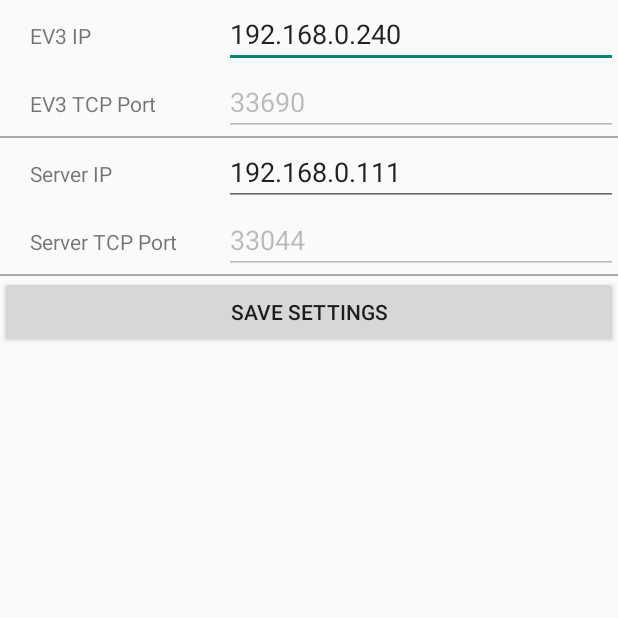
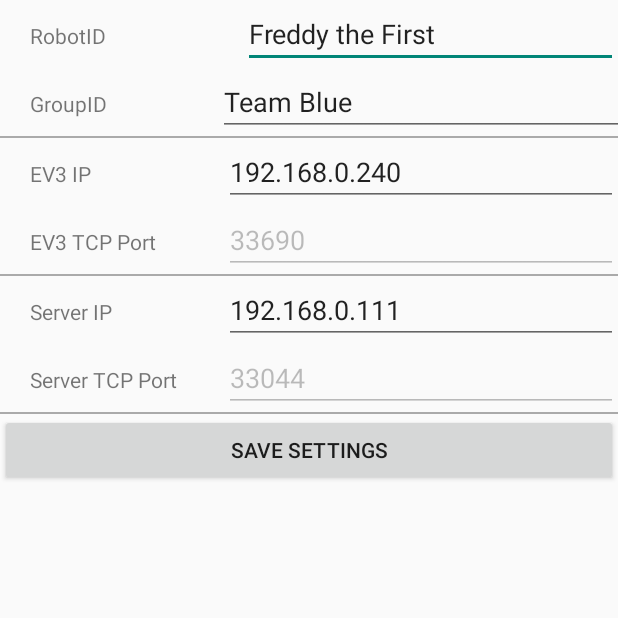
Before and after one commit to NeXT-Workshops/mindroid, an Android app: the SettingsActivity screen opened directly, with no data from a screen before it, on a phone screen of 412 x 824 dp, the top half of it. Run offline under Robolectric (Android 15) with nearby library versions, the phone set to English and light mode, and no system bars; network calls fail; 3 statements that could not run were skipped.

Commit message:
Implemented textfields to set Group- and RobotID (#12) (#24)

```diff
--- a/impl/androidApp/api/src/main/java/org/mindroid/api/robot/IRobotFactory.java
+++ b/impl/androidApp/api/src/main/java/org/mindroid/api/robot/IRobotFactory.java
@@ -20,7 +20,7 @@ public interface IRobotFactory {
     public void setMSGServerIP(String msgServerIP);
     public void setMSGServerTCPPort(int tcpPort);
 
-
+    public void setRobotID(String robotID);
 
     //TODO public void addRuleSet(HasmMap<RobotEvent,Rule> rules);
 
--- a/impl/androidApp/api/src/main/java/org/mindroid/impl/robot/Robot.java
+++ b/impl/androidApp/api/src/main/java/org/mindroid/impl/robot/Robot.java
@@ -10,6 +10,10 @@ import org.mindroid.impl.statemachine.StatemachineManager;
  * Created by Torben on 01.03.2017.
  */
 public final class Robot {
+
+
+
+    public String robotID = "No id set";
 
     private RobotConfigurator robotConfigurator = null;
 
@@ -131,4 +135,12 @@ public final class Robot {
         return robotController;
     }
 
+    public String getRobotID() {
+        return robotID;
+    }
+
+    public void setRobotID(String robotID) {
+        this.robotID = robotID;
+    }
+
 }
--- a/impl/androidApp/api/src/main/java/org/mindroid/impl/robot/RobotFactory.java
+++ b/impl/androidApp/api/src/main/java/org/mindroid/impl/robot/RobotFactory.java
@@ -199,6 +199,11 @@ public final class RobotFactory implements IRobotFactory {
     }
 
     @Override
+    public void setRobotID(String robotID) {
+        Robot.getInstance().setRobotID(robotID);
+    }
+
+    @Override
     public void addStatemachine(IStatemachine statemachine) {
         myRobot.getStatemachineManager().addStatemachine(statemachine);
     }
--- a/impl/androidApp/app/src/main/java/org/mindroid/android/app/acitivites/SettingsActivity.java
+++ b/impl/androidApp/app/src/main/java/org/mindroid/android/app/acitivites/SettingsActivity.java
@@ -20,11 +20,14 @@ public class SettingsActivity extends AppCompatActivity {
 
     private Button btn_saveSettings;
 
-    public static EditText txtEdit_EV3IP;
-    public static EditText txtEdit_ServerIP;
+    public static EditText txt_input_robotID;
+    public static EditText txt_input_groupID;
 
-    public static EditText txtEdit_EV3TCPPort;
-    public static EditText txtEdit_ServerTCPPort;
+    public static EditText txt_input_EV3IP;
+    public static EditText txt_input_ServerIP;
+
+    public static EditText txt_input_EV3TCPPort;
+    public static EditText txt_input_ServerTCPPort;
 
     public static final String DEFAULT_EV3_IP = "192.168.0.240";
     public static final String DEFAULT_SERVER_IP = "192.168.0.111";
@@ -32,6 +35,8 @@ public class SettingsActivity extends AppCompatActivity {
     public static final String DEFAULT_SERVER_TCP_PORT = ""+33044;//TODO before: NetworkPortConfig.SERVER_PORT , but creates dependency with EV3Messages
 
 
+    public static final String KEY_ROBOT_ID = "ROBOT_ID";
+    public static final String KEY_GROUP_ID = "GROUP_ID";
     public static final String KEY_EV3_IP = "KEY_EV3_IP";
     public static final String KEY_EV3_TCP_PORT = "KEY_EV3_TCP_PORT";
     public static final String KEY_SERVER_IP = "KEY_SERVER_IP";
@@ -46,34 +51,37 @@ public class SettingsActivity extends AppCompatActivity {
         btn_saveSettings = (Button) findViewById(R.id.btn_saveSettings);
 
         /** INIT TextEdit fields **/
-        txtEdit_EV3IP = (EditText) findViewById(R.id.txtEdit_EV3IP);
-        txtEdit_EV3TCPPort = (EditText) findViewById(R.id.txtEdit_EV3TCPPort);
+        txt_input_robotID = (EditText) findViewById(R.id.txt_input_robotID);
+        txt_input_groupID = (EditText) findViewById(R.id.txt_input_groupID);
 
-        txtEdit_ServerIP = (EditText) findViewById(R.id.txtEdit_ServerIP);
-        txtEdit_ServerTCPPort = (EditText) findViewById(R.id.txtEdit_ServerTCPPort);
+        txt_input_EV3IP = (EditText) findViewById(R.id.txt_input_ev3IP);
+        txt_input_EV3TCPPort = (EditText) findViewById(R.id.txt_input_EV3TCPPort);
+
+        txt_input_ServerIP = (EditText) findViewById(R.id.txt_input_ServerIP);
+        txt_input_ServerTCPPort = (EditText) findViewById(R.id.txt_input_ServerTCPPort);
 
         /** Set ports **/
-        txtEdit_EV3IP.setText(DEFAULT_EV3_IP);
-        txtEdit_EV3TCPPort.setText(DEFAULT_EV3_TCP_PORT);
+        txt_input_EV3IP.setText(DEFAULT_EV3_IP);
+        txt_input_EV3TCPPort.setText(DEFAULT_EV3_TCP_PORT);
 
-        txtEdit_ServerIP.setText(DEFAULT_SERVER_IP);
-        txtEdit_ServerTCPPort.setText(DEFAULT_SERVER_TCP_PORT);
+        txt_input_ServerIP.setText(DEFAULT_SERVER_IP);
+        txt_input_ServerTCPPort.setText(DEFAULT_SERVER_TCP_PORT);
 
         connectionProperties = MainActivity.connectionProperties;
 
         if(connectionProperties != null) {
             //Set Textfields (ipEV3,portEV3,ipServer,portServer)
             String savedVal = connectionProperties.getString(KEY_EV3_IP, DEFAULT_EV3_IP);
-            txtEdit_EV3IP.setText((savedVal.isEmpty()) ? DEFAULT_EV3_IP : savedVal);
+            txt_input_EV3IP.setText((savedVal.isEmpty()) ? DEFAULT_EV3_IP : savedVal);
 
             savedVal = connectionProperties.getString(KEY_EV3_TCP_PORT, DEFAULT_EV3_TCP_PORT);
-            txtEdit_EV3TCPPort.setText((savedVal.isEmpty()) ? DEFAULT_EV3_TCP_PORT : savedVal);
+            txt_input_EV3TCPPort.setText((savedVal.isEmpty()) ? DEFAULT_EV3_TCP_PORT : savedVal);
 
             savedVal = connectionProperties.getString(KEY_SERVER_IP, DEFAULT_SERVER_IP);
-            txtEdit_ServerIP.setText((savedVal.isEmpty()) ? DEFAULT_SERVER_IP : savedVal);
+            txt_input_ServerIP.setText((savedVal.isEmpty()) ? DEFAULT_SERVER_IP : savedVal);
 
             savedVal = connectionProperties.getString(KEY_SERVER_TCP_PORT, DEFAULT_SERVER_TCP_PORT);
-            txtEdit_ServerTCPPort.setText((savedVal.isEmpty()) ? DEFAULT_SERVER_TCP_PORT : savedVal);
+            txt_input_ServerTCPPort.setText((savedVal.isEmpty()) ? DEFAULT_SERVER_TCP_PORT : savedVal);
         }
 
         btn_saveSettings.setOnClickListener(new View.OnClickListener() {
@@ -92,12 +100,21 @@ public class SettingsActivity extends AppCompatActivity {
         e.clear();
 
         /** Data to connect to EV3 Brick **/
-        e.putString(KEY_EV3_IP,txtEdit_EV3IP.getText().toString());
+        e.putString(KEY_EV3_IP,txt_input_EV3IP.getText().toString());
         //e.putString(KEY_EV3_TCP_PORT,txtEdit_EV3TCPPort.getText().toString()); Not changeable by the user. Not neccessary to save.
 
         /** Data to connect to Server **/
-        e.putString(KEY_SERVER_IP,txtEdit_ServerIP.getText().toString());
+        e.putString(KEY_SERVER_IP,txt_input_ServerIP.getText().toString());
         //e.putString(KEY_SERVER_TCP_PORT,txtEdit_ServerTCPPort.getText().toString()); Not changeable by the user. Not neccessary to save.
+
+        /** Data to connect to EV3 Brick **/
+        e.putString(KEY_ROBOT_ID,txt_input_robotID.getText().toString());
+        //e.putString(KEY_EV3_TCP_PORT,txtEdit_EV3TCPPort.getText().toString()); Not changeable by the user. Not neccessary to save.
+
+        /** Data to connect to Server **/
+        e.putString(KEY_GROUP_ID,txt_input_ServerIP.getText().toString());
+        //e.putString(KEY_SERVER_TCP_PORT,txtEdit_ServerTCPPort.getText().toString()); Not changeable by the user. Not neccessary to save.
+
 
         e.commit();
 
--- a/impl/androidApp/app/src/main/java/org/mindroid/android/app/robodancer/Robot.java
+++ b/impl/androidApp/app/src/main/java/org/mindroid/android/app/robodancer/Robot.java
@@ -55,6 +55,7 @@ public class Robot {
         roFactory.setBrickTCPPort(ev3_tcp_port);
         roFactory.setMSGServerIP(""); //TODO set MsgServerIP
         roFactory.setMSGServerTCPPort(-1); //TODO set ServerPort
+
 
         //Statemachine
         roFactory.addStatemachine(mindroid.getStatemachine());
--- a/impl/androidApp/app/src/main/res/layout/activity_settings.xml
+++ b/impl/androidApp/app/src/main/res/layout/activity_settings.xml
@@ -4,6 +4,43 @@
     android:orientation="vertical" android:layout_width="match_parent"
     android:layout_height="wrap_content">
 
+    <LinearLayout
+            android:orientation="horizontal"
+            android:layout_width="match_parent"
+            android:layout_height="match_parent" android:paddingLeft="20dp">
+        <TextView
+                android:text="RobotID"
+                android:layout_width="match_parent"
+                android:layout_height="wrap_content" android:id="@+id/txtView_robotID" android:layout_weight="1"/>
+        <EditText
+                android:layout_width="250dp"
+                android:layout_height="wrap_content"
+                android:inputType="textPersonName"
+                android:text="Freddy the First"
+                android:ems="10"
+                android:id="@+id/txt_input_robotID" android:singleLine="true"
+                android:contentDescription="Name of the Robot"/>
+    </LinearLayout>
+    <LinearLayout
+            android:orientation="horizontal"
+            android:layout_height="match_parent" android:layout_width="match_parent" android:weightSum="1"
+            android:paddingLeft="20dp">
+        <TextView
+                android:text="GroupID"
+                android:layout_width="70dp"
+                android:layout_height="wrap_content" android:id="@+id/txtView_groupID" android:layout_weight="0.41"/>
+        <EditText
+                android:layout_width="186dp"
+                android:layout_height="wrap_content"
+                android:inputType="textPersonName"
+                android:ems="10"
+                android:id="@+id/txt_input_groupID" android:singleLine="true"
+                android:contentDescription="GroupID of the Robot" android:text="Team Blue" android:layout_weight="1"/>
+    </LinearLayout>
+    <View
+            android:layout_width="match_parent"
+            android:layout_height="1dp"
+            android:background="@android:color/darker_gray"/>
     <LinearLayout
         android:orientation="horizontal"
         android:layout_width="match_parent"
@@ -23,9 +60,9 @@
                 android:inputType="textPersonName"
                 android:text="192.178.0.240"
                 android:ems="10"
-            android:id="@+id/txtEdit_EV3IP"
+                android:id="@+id/txt_input_ev3IP"
                 android:layout_weight="1"
-            android:contentDescription="IP"/>
+                android:contentDescription="IP" android:singleLine="true"/>
     </LinearLayout>
 
     <LinearLayout
@@ -47,7 +84,7 @@
             android:inputType="none|numberDecimal"
             android:text="Name"
             android:ems="10"
-            android:id="@+id/txtEdit_EV3TCPPort"
+            android:id="@+id/txt_input_EV3TCPPort"
             android:layout_weight="1"
             android:enabled="false" />
     </LinearLayout>
@@ -76,9 +113,9 @@
                 android:inputType="textPersonName"
                 android:text="192.178.0.240"
                 android:ems="10"
-            android:id="@+id/txtEdit_ServerIP"
+                android:id="@+id/txt_input_ServerIP"
                 android:layout_weight="1"
-            android:contentDescription="IP"/>
+                android:contentDescription="IP" android:singleLine="true"/>
 
     </LinearLayout>
 
@@ -101,7 +138,7 @@
             android:inputType="none|numberDecimal"
             android:text="Name"
             android:ems="10"
-            android:id="@+id/txtEdit_ServerTCPPort"
+            android:id="@+id/txt_input_ServerTCPPort"
             android:layout_weight="1"
             android:enabled="false" />
     </LinearLayout>
--- a/impl/ev3App/src/main/java/mindroid/common/ev3/app/SensorManager.java
+++ b/impl/ev3App/src/main/java/mindroid/common/ev3/app/SensorManager.java
@@ -36,7 +36,7 @@ public class SensorManager extends HardwareInterfaceManager {
 			System.out.println("SensorManager.createSensorEndpoint() at "+port.toString()+" -> containsPort = true");
 			if(((SensorEndpoint)endpoints.get(port)).getSensor() != null) { //Pruefe ob der Sensor null ist.
 				if(((SensorEndpoint)endpoints.get(port)).getSensor().getSensortype() == sensortype){
-					//Pr��fe ob der Sensortyp des ge��ffneted Sensors mit dem zu initialisierenden ��bereinstimmt
+					//Pruefe ob der Sensortyp des geoeffneted Sensors mit dem zu initialisierenden uebereinstimmt
 					return true; //Sensor bereits initialisiert!
 				}
 				System.out.println("SensorManager.createSensorEndpoint() at "+port.toString()+" -> aktueller sensortyp passt nicht");
@@ -71,7 +71,7 @@ public class SensorManager extends HardwareInterfaceManager {
 			}
 
 		}
-		//SensorEndpoint noch nicht ge��ffnet. Erstelle mit passendem Sensor!
+		//SensorEndpoint noch nicht geoeffnet. Erstelle mit passendem Sensor!
 		System.out.println("SensorManager.createSensorEndpoint() at "+port.toString()+" -> Endpoint noch nicht geoeffnet, erzeuge!");
 		Listener endpoint;
 		switch(sensortype){
```
Lines whose indentation alone changed are shown as unchanged.
